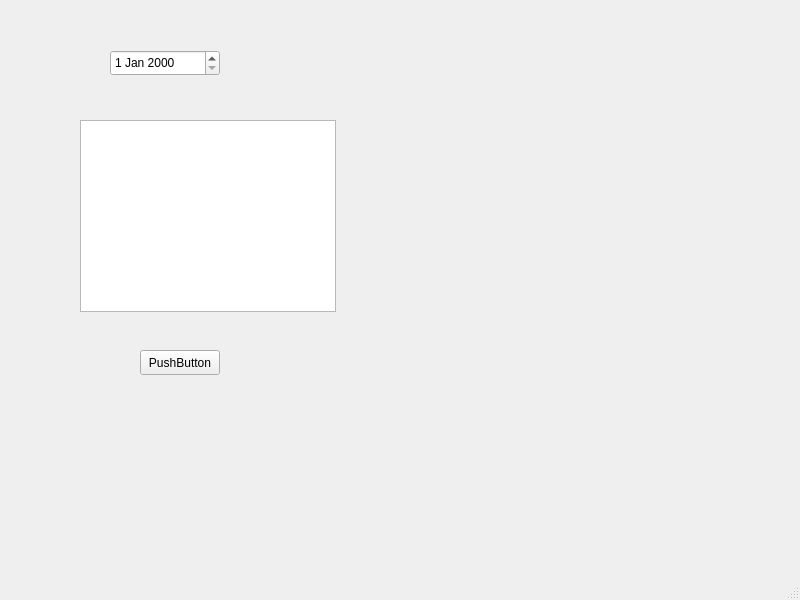
Before: the Qt Designer form workoutwindow.ui in Stalkeroid13/Health_statistic, drawn with Qt 5.
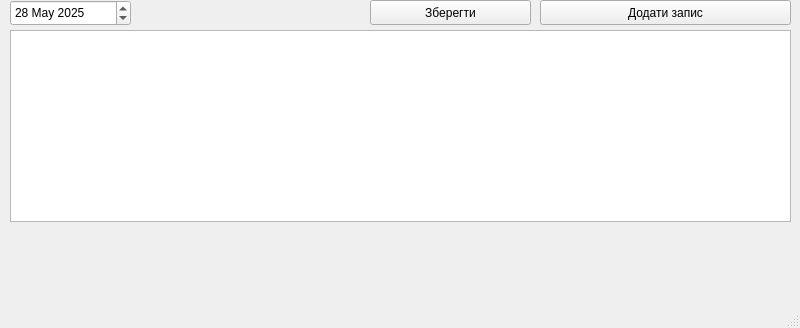
After: the same form once the commit is applied.

Patch:
```diff
--- a/workoutwindow.ui
+++ b/workoutwindow.ui
@@ -7,7 +7,7 @@
     <x>0</x>
     <y>0</y>
     <width>800</width>
-    <height>600</height>
+    <height>328</height>
    </rect>
   </property>
   <property name="windowTitle">
@@ -17,9 +17,9 @@
    <widget class="QTableWidget" name="table">
     <property name="geometry">
      <rect>
-      <x>80</x>
-      <y>120</y>
-      <width>256</width>
+      <x>10</x>
+      <y>30</y>
+      <width>781</width>
       <height>192</height>
      </rect>
     </property>
@@ -27,24 +27,47 @@
    <widget class="QPushButton" name="addButton">
     <property name="geometry">
      <rect>
-      <x>140</x>
-      <y>350</y>
-      <width>80</width>
+      <x>540</x>
+      <y>0</y>
+      <width>251</width>
       <height>25</height>
      </rect>
     </property>
     <property name="text">
-     <string>PushButton</string>
+     <string>Додати запис</string>
     </property>
    </widget>
    <widget class="QDateEdit" name="dateEdit">
     <property name="geometry">
      <rect>
-      <x>110</x>
-      <y>50</y>
-      <width>110</width>
+      <x>10</x>
+      <y>0</y>
+      <width>121</width>
       <height>26</height>
      </rect>
+    </property>
+    <property name="dateTime">
+     <datetime>
+      <hour>23</hour>
+      <minute>0</minute>
+      <second>0</second>
+      <year>2025</year>
+      <month>5</month>
+      <day>28</day>
+     </datetime>
+    </property>
+   </widget>
+   <widget class="QPushButton" name="saveButton">
+    <property name="geometry">
+     <rect>
+      <x>370</x>
+      <y>0</y>
+      <width>161</width>
+      <height>25</height>
+     </rect>
+    </property>
+    <property name="text">
+     <string>Зберегти</string>
     </property>
    </widget>
   </widget>
```
